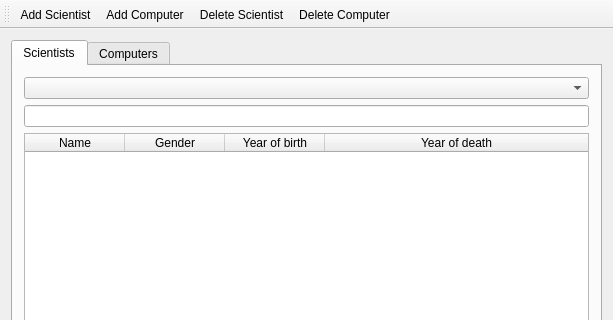
First picture: the form in mainwindow.ui, repository VLN1-Hopur23/VLN1-Hopur23, before the edit; both pictures show x 0 to 613 and y 0 to 320 of the 613 by 525 pixel window.
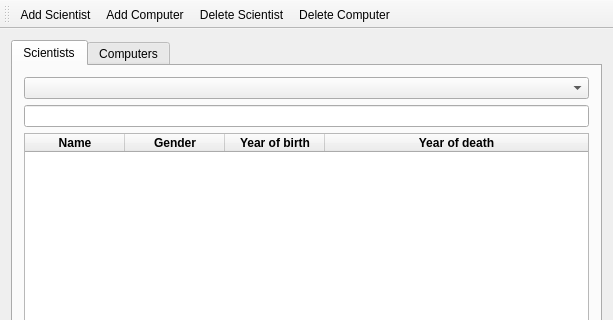
Second picture: the form after the edit. Icons and pictures are not drawn.

Commit message: Cosmetic adjustments and close button functional in Details

```diff
--- a/mainwindow.ui
+++ b/mainwindow.ui
@@ -65,21 +65,45 @@
            <property name="text">
             <string>Name</string>
            </property>
+           <property name="font">
+            <font>
+             <weight>75</weight>
+             <bold>true</bold>
+            </font>
+           </property>
           </column>
           <column>
            <property name="text">
             <string>Gender</string>
            </property>
+           <property name="font">
+            <font>
+             <weight>75</weight>
+             <bold>true</bold>
+            </font>
+           </property>
           </column>
           <column>
            <property name="text">
             <string>Year of birth</string>
            </property>
+           <property name="font">
+            <font>
+             <weight>75</weight>
+             <bold>true</bold>
+            </font>
+           </property>
           </column>
           <column>
            <property name="text">
             <string>Year of death</string>
            </property>
+           <property name="font">
+            <font>
+             <weight>75</weight>
+             <bold>true</bold>
+            </font>
+           </property>
           </column>
          </widget>
         </item>
```
Left out of the diff: 24 changed lines with no effect on the pictures. The commit also changes 7 other files.
